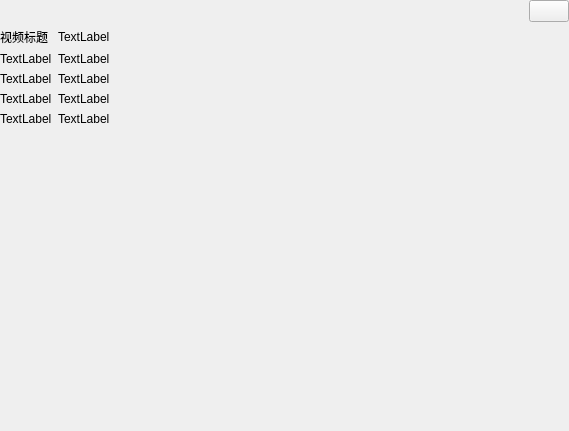
The window that sVanilla/src/ClientUi/VideoList/VideoDetailWidget.ui (WangPengZhan/sVanilla) describes before a commit, drawn with Qt 5.
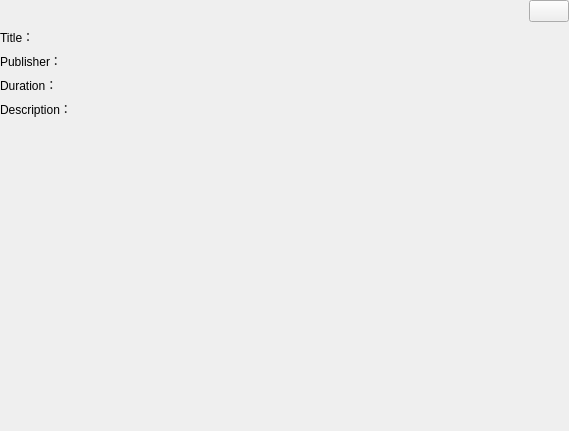
The same window after the commit.

Commit message: feat(client): attempt to download cover img; added the ability to dynamically change the details panel

```diff
--- a/sVanilla/src/ClientUi/VideoList/VideoDetailWidget.ui
+++ b/sVanilla/src/ClientUi/VideoList/VideoDetailWidget.ui
@@ -23,77 +23,47 @@
    <property name="bottomMargin">
     <number>0</number>
    </property>
-   <item row="2" column="1">
-    <widget class="QLabel" name="label_4">
-     <property name="text">
-      <string>TextLabel</string>
-     </property>
-    </widget>
-   </item>
-   <item row="3" column="1">
-    <widget class="QLabel" name="label_6">
-     <property name="text">
-      <string>TextLabel</string>
-     </property>
-    </widget>
-   </item>
-   <item row="1" column="1">
-    <widget class="QLabel" name="DetailTitle">
-     <property name="text">
-      <string>TextLabel</string>
-     </property>
-    </widget>
-   </item>
-   <item row="5" column="1">
-    <widget class="QLabel" name="label_10">
-     <property name="text">
-      <string>TextLabel</string>
-     </property>
-    </widget>
-   </item>
    <item row="2" column="0">
     <widget class="QLabel" name="label_3">
      <property name="text">
-      <string>TextLabel</string>
+      <string>Publisher：</string>
      </property>
-    </widget>
-   </item>
-   <item row="1" column="0">
-    <widget class="QLabel" name="DetailTitleLabel">
-     <property name="text">
-      <string>视频标题</string>
-     </property>
-    </widget>
-   </item>
-   <item row="3" column="0">
-    <widget class="QLabel" name="label_5">
-     <property name="text">
-      <string>TextLabel</string>
-     </property>
-    </widget>
-   </item>
-   <item row="4" column="1">
-    <widget class="QLabel" name="label_8">
-     <property name="text">
-      <string>TextLabel</string>
+     <property name="alignment">
+      <set>Qt::AlignLeading|Qt::AlignLeft|Qt::AlignTop</set>
      </property>
     </widget>
    </item>
    <item row="4" column="0">
     <widget class="QLabel" name="label_7">
      <property name="text">
-      <string>TextLabel</string>
+      <string>Description：</string>
+     </property>
+     <property name="alignment">
+      <set>Qt::AlignLeading|Qt::AlignLeft|Qt::AlignTop</set>
+     </property>
+    </widget>
+   </item>
+   <item row="2" column="1">
+    <widget class="QLabel" name="DetailPusblisher">
+     <property name="text">
+      <string/>
+     </property>
+     <property name="wordWrap">
+      <bool>true</bool>
+     </property>
+    </widget>
+   </item>
+   <item row="3" column="0">
+    <widget class="QLabel" name="DetailDurationLabel">
+     <property name="text">
+      <string>Duration：</string>
+     </property>
+     <property name="alignment">
+      <set>Qt::AlignLeading|Qt::AlignLeft|Qt::AlignTop</set>
      </property>
     </widget>
    </item>
    <item row="5" column="0">
-    <widget class="QLabel" name="label_9">
-     <property name="text">
-      <string>TextLabel</string>
-     </property>
-    </widget>
-   </item>
-   <item row="6" column="0">
     <spacer name="verticalSpacer">
      <property name="orientation">
       <enum>Qt::Vertical</enum>
@@ -106,6 +76,26 @@
      </property>
     </spacer>
    </item>
+   <item row="1" column="1">
+    <widget class="QLabel" name="DetailTitle">
+     <property name="text">
+      <string/>
+     </property>
+     <property name="wordWrap">
+      <bool>true</bool>
+     </property>
+    </widget>
+   </item>
+   <item row="4" column="1">
+    <widget class="QLabel" name="DetailDescription">
+     <property name="text">
+      <string/>
+     </property>
+     <property name="wordWrap">
+      <bool>true</bool>
+     </property>
+    </widget>
+   </item>
    <item row="0" column="1">
     <widget class="QWidget" name="widget" native="true">
      <layout class="QHBoxLayout" name="horizontalLayout">
@@ -150,6 +140,26 @@
      </layout>
     </widget>
    </item>
+   <item row="1" column="0">
+    <widget class="QLabel" name="DetailTitleLabel">
+     <property name="text">
+      <string>Title：</string>
+     </property>
+     <property name="alignment">
+      <set>Qt::AlignLeading|Qt::AlignLeft|Qt::AlignTop</set>
+     </property>
+    </widget>
+   </item>
+   <item row="3" column="1">
+    <widget class="QLabel" name="DetailDuration">
+     <property name="text">
+      <string/>
+     </property>
+     <property name="wordWrap">
+      <bool>true</bool>
+     </property>
+    </widget>
+   </item>
   </layout>
  </widget>
  <layoutdefault spacing="6" margin="11"/>
```
Left out of the diff: 4 changed lines with no effect on the pictures. The commit also changes 15 other files.
